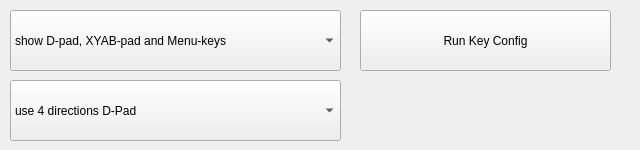
First picture: the form in AntSnesQt/controlsettings.ui, repository Summeli/AntSnes, before the edit.
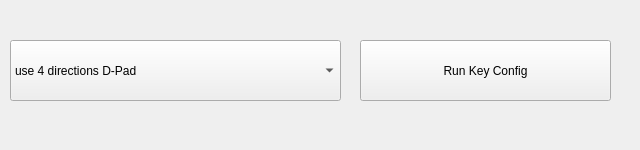
Second picture: the form after the edit.

What changed in the file:
```diff
--- a/AntSnesQt/controlsettings.ui
+++ b/AntSnesQt/controlsettings.ui
@@ -33,7 +33,7 @@
    <property name="geometry">
     <rect>
      <x>360</x>
-     <y>10</y>
+     <y>40</y>
      <width>251</width>
      <height>61</height>
     </rect>
@@ -42,36 +42,11 @@
     <string>Run Key Config</string>
    </property>
   </widget>
-  <widget class="QComboBox" name="screensettings">
-   <property name="geometry">
-    <rect>
-     <x>10</x>
-     <y>10</y>
-     <width>331</width>
-     <height>61</height>
-    </rect>
-   </property>
-   <item>
-    <property name="text">
-     <string>show D-pad, XYAB-pad and Menu-keys</string>
-    </property>
-   </item>
-   <item>
-    <property name="text">
-     <string>hide overlapping keys</string>
-    </property>
-   </item>
-   <item>
-    <property name="text">
-     <string>hide all keys</string>
-    </property>
-   </item>
-  </widget>
   <widget class="QComboBox" name="dpadSettings">
    <property name="geometry">
     <rect>
      <x>10</x>
-     <y>80</y>
+     <y>40</y>
      <width>331</width>
      <height>61</height>
     </rect>
```
